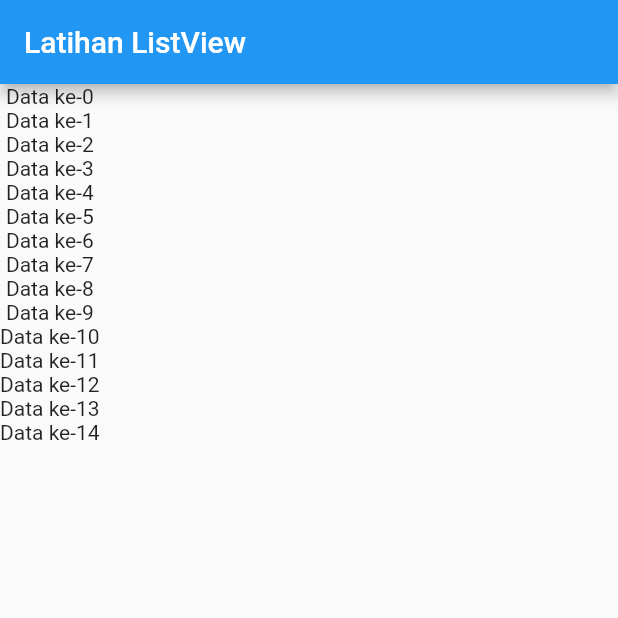
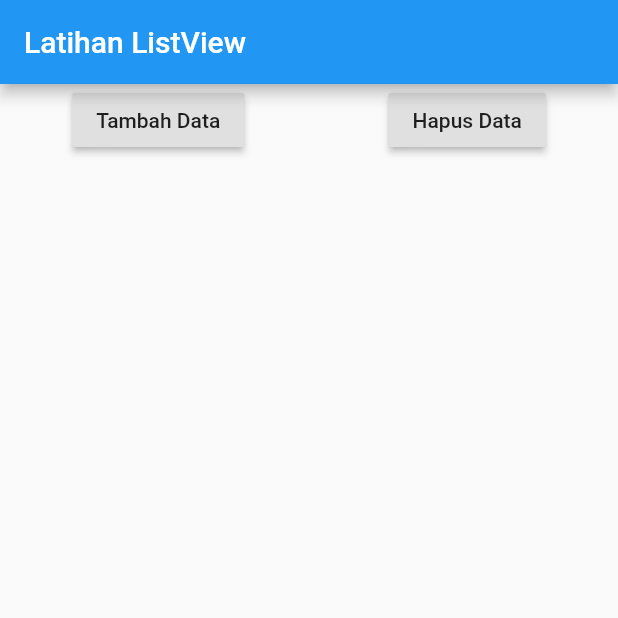
Before and after one commit to nrfitriani/flutter_fundamental, a Flutter app: the screen it shows after launch, on a phone screen of 412 x 824 dp, the top half of it. Run offline on Flutter 3.47's test engine with Material 2 defaults, Android fonts, the phone set to English and light mode, and no system bars.

```diff
--- a/lib/main.dart
+++ b/lib/main.dart
@@ -187,19 +187,44 @@ class MyApp extends StatefulWidget {
 
 class _MyAppState extends State<MyApp> {
   List<Widget> widgets = []; //list kumpulan widget
+  int counter = 1 ;
 
-  _MyAppState() {
+ /* _MyAppState() {
     //constructor //mengatur bagaimana memunculkan isi widget secara otomatis
-    for (int i = 0; i< 15; i++) widgets.add(Text("Data ke-" + i.toString()));
+    for (int i = 0; i< 15; i++) widgets.add(Text("Data ke-" + i.toString(), style: TextStyle(fontSize: 35),));
   }
+*/
 
   @override
   Widget build(BuildContext context) {
     return MaterialApp(
       home: Scaffold(
         appBar: AppBar(title: Text("Latihan ListView")),
-        body: Column(
-          children: widgets,
+        body: ListView(
+          children: <Widget> [
+            Row(
+              mainAxisAlignment: MainAxisAlignment.spaceAround,
+              children: <Widget>[
+                RaisedButton(child: Text("Tambah Data"), onPressed: () {
+                  setState(() {
+                    widgets.add(Text("Data ke-" + counter.toString()));
+                    counter++;
+                  });
+                }),
+                RaisedButton(child: Text("Hapus Data"), onPressed: () {
+                  setState(() {
+                    widgets.add(Text("Data ke-" + counter.toString()));
+                    counter--;
+                  });
+                })
+              ]
+            ),
+            Column(
+              crossAxisAlignment : CrossAxisAlignment.start,
+              children: widgets,
+            )
+          ]
+  ,
         ),
       ),
     );
```
